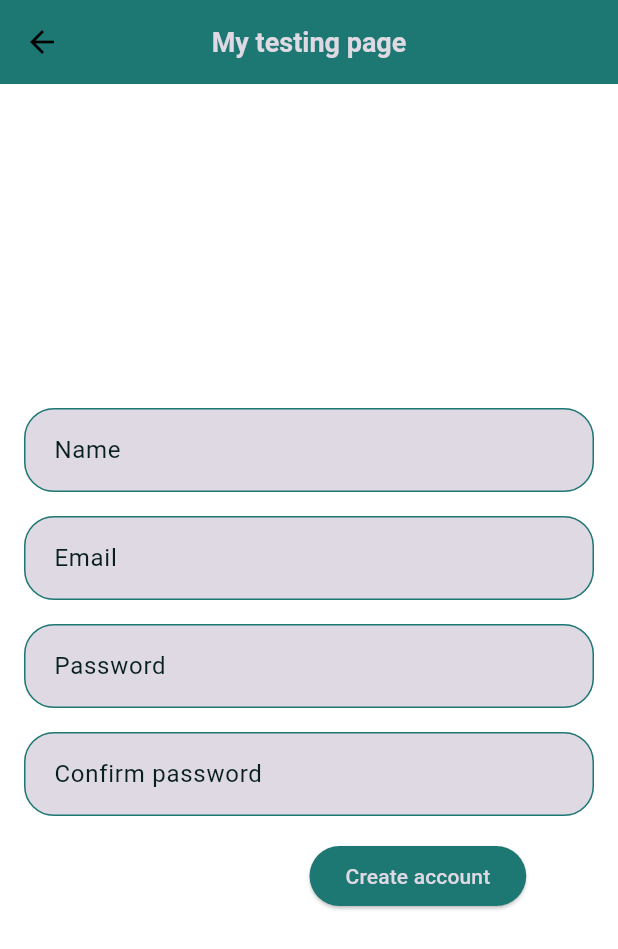
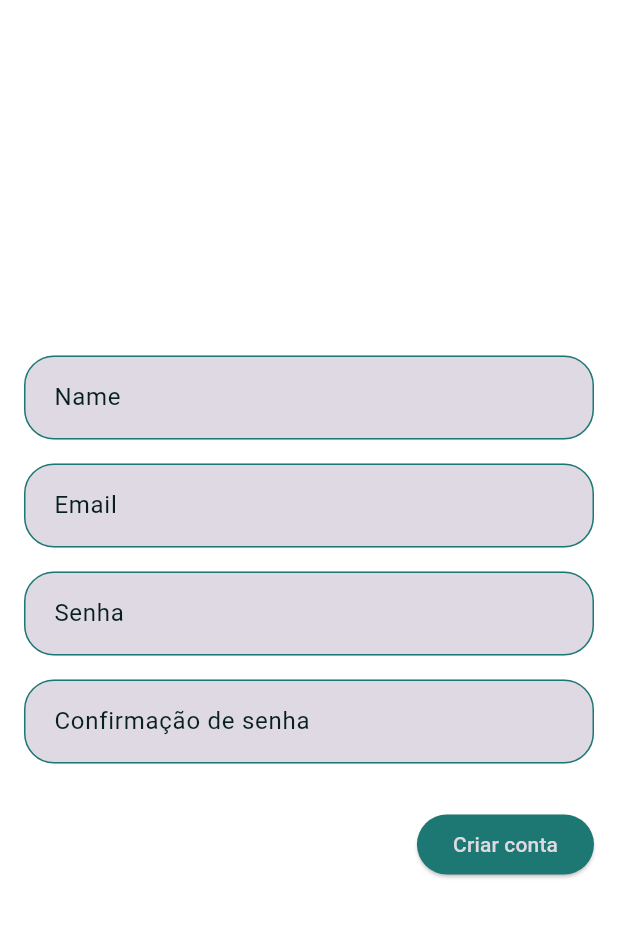
Before and after one commit to Dragoleta/ProjetoProntuario, a Flutter app: the AccountCreationPage screen opened by its route, on a phone screen of 412 x 824 dp. Shown: the top 949 px of the screen. Run offline on Flutter 3.47's test engine with Material 3 defaults, Android fonts, the phone set to English and light mode, and no system bars; our stand-ins replace flutter_dotenv, google_sign_in, speech_to_text, sqflite; accounts and stored records are empty.

Commit message:
fixed left over non-language complient names

```diff
--- a/lib/config/langs/ptbr.dart
+++ b/lib/config/langs/ptbr.dart
@@ -1,7 +1,9 @@
 // ignore_for_file: non_constant_identifier_names
 
 String GREETINGS = 'Bem vindo!';
-String SIGNIN = 'Entrar';
+String SIGNIN = 'Registrar';
+String LOGIN = 'Entrar';
+
 String CREATEACCOUNT = 'Criar conta';
 String GOOGLE_CREATE_ACCOUNT = 'Criar conta com Google';
 String WORKPLACE = 'Locais de trabalho';
@@ -17,13 +19,17 @@ String APPOINTMENT_DATE = 'Data do atendimento';
 String APPOINTMENT_DETAILS = 'Detalhes do atendimento';
 String FILL = 'Campo obrigatorio ';
 String PASSWORD = 'Senha';
+String PASSWORD_CONF = 'Confirmação de senha';
+
 String MIC_TAP = 'Toque para comecar a escutar';
-
+String CREATING_USER = 'Criando usuario';
+String NO_ACCOUNT_ASK = "";
 // #ERRORS
 String Generic_error = 'Aconteceu um erro, tente novamente';
 String NULL_VALUE_ERROR = 'Por favor preencha esse campo';
-String WRONG_PASSWORD_OR_EMAIL = "Email or password is invalid";
-String SINGUP_MESSAGE = "Don't have an account? Sign Up";
+String WRONG_PASSWORD_OR_EMAIL = "E-mail ou senha são invalidas";
+String SINGUP_MESSAGE = "Não possui uma conta? Registre-se";
+String PASSWORD_MATCH = "As senhas precisam ser iguas";
 
 String PATIENT = 'Paciente';
 String NAME = 'Nome';
@@ -39,5 +45,5 @@ String PATIENT_SEX = 'Sexo do paciente';
 String PATIENT_PROFILE = "Perfil do Paciente";
 
 String PROFILE = "Perfil";
-String HISTORY = "Historico";
+String HISTORY = "Histórico";
 String UPLOADS = "Upload de arquivos";
--- a/lib/pages/accountCreationPage.dart
+++ b/lib/pages/accountCreationPage.dart
@@ -5,7 +5,6 @@ import 'package:prontuario_flutter/infra/api/user_api_caller.dart';
 import 'package:prontuario_flutter/infra/localstorage/local_storage.dart';
 import 'package:prontuario_flutter/infra/models/user.dart';
 import 'package:prontuario_flutter/infra/repositories/user_repo.dart';
-import 'package:prontuario_flutter/widgets/appbar.dart';
 
 class AccountCreationPage extends StatefulWidget {
   final LocalStorage localStorage;
@@ -23,12 +22,6 @@ class _AccountCreationPageState extends State<AccountCreationPage> {
   @override
   Widget build(BuildContext context) {
     return Scaffold(
-      appBar: customAppBar(
-        context,
-        actionButtonFuntion: null,
-        appbarTitle: "My testing page",
-        iconType: 3,
-      ),
       body: Padding(
         padding: const EdgeInsets.all(16.0),
         child: Form(
@@ -62,7 +55,7 @@ class _AccountCreationPageState extends State<AccountCreationPage> {
                 focusNode: null,
                 nextFocusNode: null,
                 obscureText: true,
-                labelText: "Password",
+                labelText: PASSWORD,
               ),
               const SizedBox(height: 16.0),
               MyTextFormField(
@@ -72,11 +65,11 @@ class _AccountCreationPageState extends State<AccountCreationPage> {
                 focusNode: null,
                 nextFocusNode: null,
                 obscureText: true,
-                labelText: "Confirm password",
+                labelText: PASSWORD_CONF,
               ),
-              const SizedBox(height: 16.0),
+              const SizedBox(height: 30.0),
               Row(
-                mainAxisAlignment: MainAxisAlignment.spaceEvenly,
+                mainAxisAlignment: MainAxisAlignment.end,
                 children: [
                   const SizedBox(width: 100),
                   ElevatedButton(
@@ -89,13 +82,12 @@ class _AccountCreationPageState extends State<AccountCreationPage> {
                       }
                       if (model.password != confirmPasswords) {
                         ScaffoldMessenger.of(context).showSnackBar(
-                          const SnackBar(
-                              content: Text("Passwords need to match")),
+                          SnackBar(content: Text(PASSWORD_MATCH)),
                         );
                         return;
                       }
                       ScaffoldMessenger.of(context).showSnackBar(
-                        const SnackBar(content: Text("Creating user")),
+                        SnackBar(content: Text(CREATING_USER)),
                       );
 
                       var res = await createUser(model);
@@ -110,7 +102,7 @@ class _AccountCreationPageState extends State<AccountCreationPage> {
                       Navigator.popAndPushNamed(context, '/login');
                     },
                     child: Text(
-                      'Create account',
+                      CREATEACCOUNT,
                       style: TextStyle(
                           color: Theme.of(context).colorScheme.secondary),
                     ),
--- a/lib/pages/addPatientPage.dart
+++ b/lib/pages/addPatientPage.dart
@@ -1,4 +1,5 @@
 import 'package:flutter/material.dart';
+import 'package:prontuario_flutter/config/langs/ptbr.dart';
 import 'package:prontuario_flutter/infra/localstorage/local_storage.dart';
 import 'package:prontuario_flutter/infra/models/patient.dart';
 import 'package:prontuario_flutter/infra/models/workplace.dart';
@@ -14,7 +15,6 @@ class AddPatientPage extends StatefulWidget {
   State<AddPatientPage> createState() => _AddPatientPageState();
 }
 
-// TODO: implement user interface a nd add database
 class _AddPatientPageState extends State<AddPatientPage> {
   @override
   Widget build(BuildContext context) {
@@ -29,7 +29,6 @@ class _AddPatientPageState extends State<AddPatientPage> {
     return Scaffold(
       appBar: customAppBar(
         context,
-        // TODO: get hid of the add button on the appBar
         actionButtonFuntion: () async {
           setState(() {});
         },
@@ -50,7 +49,7 @@ class _AddPatientPageState extends State<AddPatientPage> {
             ),
           ),
           ElevatedButton(
-              child: const Text('Continue'),
+              child: Text(CONTINUE),
               onPressed: () {
                 Patient? patient = widget.localStorage.getPatientCreation();
                 if (null != patient?.name) {
```
Also changed, not shown: lib/pages/addPatientAppointment.dart (+6 -6 lines), lib/pages/loginPage.dart (+12 -9 lines).
